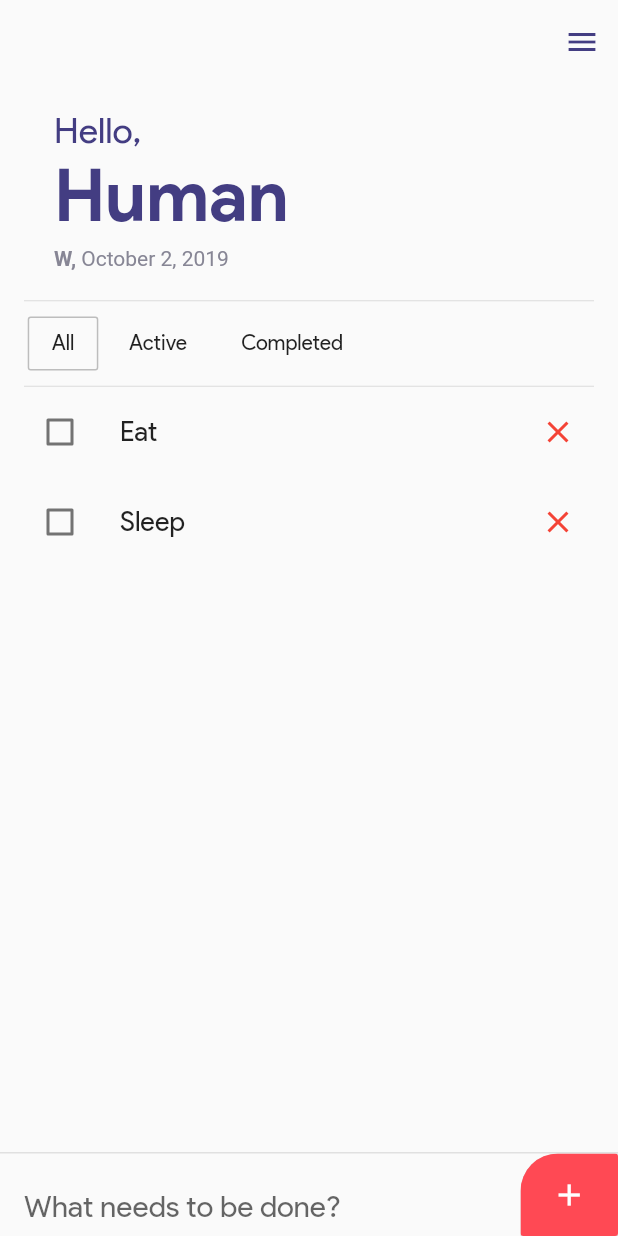
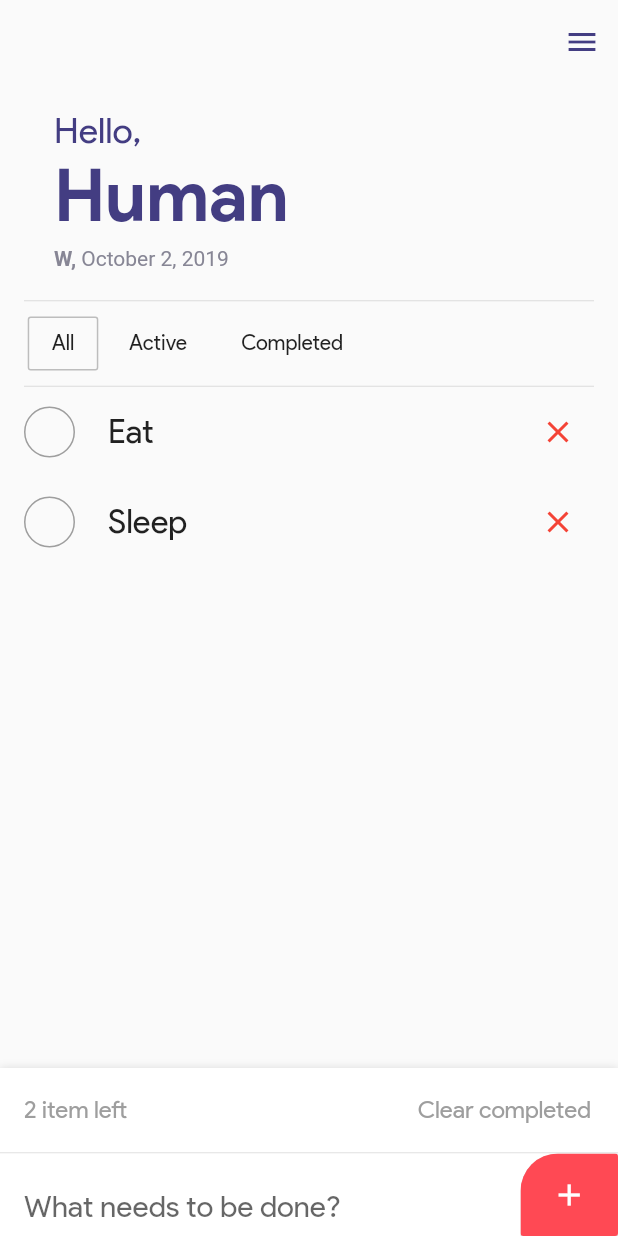
Before and after one commit to shiburagi/Todo-App-Flutter, a Flutter app: the screen it shows after launch, on a phone screen of 412 x 824 dp. Run offline on Flutter 3.47's test engine with Material 2 defaults, Android fonts, the phone set to English and light mode, and no system bars.

Commit message:
update Layout

```diff
--- a/lib/main.dart
+++ b/lib/main.dart
@@ -1,7 +1,13 @@
 import 'package:flutter/material.dart';
+import 'package:flutter/services.dart';
 import 'package:flutter_todo_app/ui/home_page.dart';
 
-void main() => runApp(MyApp());
+void main() => SystemChrome.setPreferredOrientations([
+      DeviceOrientation.portraitUp,
+      DeviceOrientation.portraitDown,
+    ]).then((_) {
+      runApp(new MyApp());
+    });
 
 class MyApp extends StatelessWidget {
   // This widget is the root of your application.
--- a/lib/ui/home_page.dart
+++ b/lib/ui/home_page.dart
@@ -43,7 +43,7 @@ class _HomePageState extends State<HomePage> {
           child: _buildBodyContent(context),
           flex: 1,
         ),
-        _buildAddButton(),
+        _buildBottomContent(context),
       ],
     );
   }
@@ -175,16 +175,31 @@ class _HomePageState extends State<HomePage> {
 
   Widget _buildListTile({@required BuildContext context, int index}) {
     TodoItem item = _items[index];
-    return ListTile(
+    return InkWell(
+      child: ListTile(
         contentPadding: EdgeInsets.fromLTRB(0, 2, 0, 2),
-      leading: Checkbox(
-        onChanged: (b) {},
-        value: false,
+        leading: Container(
+          padding: EdgeInsets.all(4),
+          decoration: BoxDecoration(
+              shape: BoxShape.circle, border: Border.all(color: Colors.grey)),
+          child: Opacity(
+            child: Icon(
+              Icons.done,
+              color: Colors.green,
+            ),
+            opacity: item.isCompleted ? 1 : 0,
+          ),
         ),
         title: Text(
           item.title,
-        style: TextStyle(
-          fontSize: 18,
+          style: item.isCompleted
+              ? TextStyle(
+                  fontSize: 22,
+                  color: Theme.of(context).disabledColor,
+                  decoration: TextDecoration.lineThrough,
+                )
+              : TextStyle(
+                  fontSize: 22,
                 ),
         ),
         trailing: IconButton(
@@ -194,17 +209,62 @@ class _HomePageState extends State<HomePage> {
           ),
           onPressed: () {},
         ),
+      ),
     );
   }
 
-  Widget _buildAddButton() {
+  Widget _buildBottomContent(BuildContext context) {
+    return Container(
+      decoration: BoxDecoration(
+          color: Colors.white,
+          boxShadow: [BoxShadow(blurRadius: 4, color: Colors.black12)]),
+      child: Column(
+        children: <Widget>[
+          _buildListInfo(context),
+          Divider(height: 1),
+          _buildAddForm(context),
+        ],
+      ),
+    );
+  }
+
+  Widget _buildListInfo(BuildContext context) {
+    return Padding(
+      padding: const EdgeInsets.fromLTRB(16, 4, 2, 4),
+      child: Row(
+        children: <Widget>[
+          Expanded(
+            flex: 1,
+            child: Text(
+              "${_items.length} item left",
+              style: Theme.of(context)
+                  .textTheme
+                  .subhead
+                  .copyWith(color: Colors.grey),
+            ),
+          ),
+          ButtonTheme(
+            minWidth: 0,
+            child: FlatButton(
+              child: Text(
+                "Clear completed",
+                style: Theme.of(context)
+                    .textTheme
+                    .subhead
+                    .copyWith(color: Colors.grey),
+              ),
+              onPressed: () {},
+            ),
+          ),
+        ],
+      ),
+    );
+  }
+
+  Widget _buildAddForm(BuildContext context) {
     InputBorder border =
         UnderlineInputBorder(borderSide: BorderSide(color: Colors.transparent));
-    return Container(
-      decoration: BoxDecoration(
-          border:
-              Border(top: BorderSide(width: 1, color: Colors.grey.shade300))),
-      child: Row(
+    return Row(
       children: <Widget>[
         Expanded(
           flex: 1,
@@ -221,7 +281,7 @@ class _HomePageState extends State<HomePage> {
             ),
           ),
         ),
-          Container(
+        InkWell(
           child: ClipRRect(
             borderRadius: BorderRadius.only(topLeft: Radius.circular(25.0)),
             child: MaterialButton(
@@ -234,7 +294,6 @@ class _HomePageState extends State<HomePage> {
           ),
         ),
       ],
-      ),
     );
   }
 }
```
Lines whose indentation alone changed are shown as unchanged.
